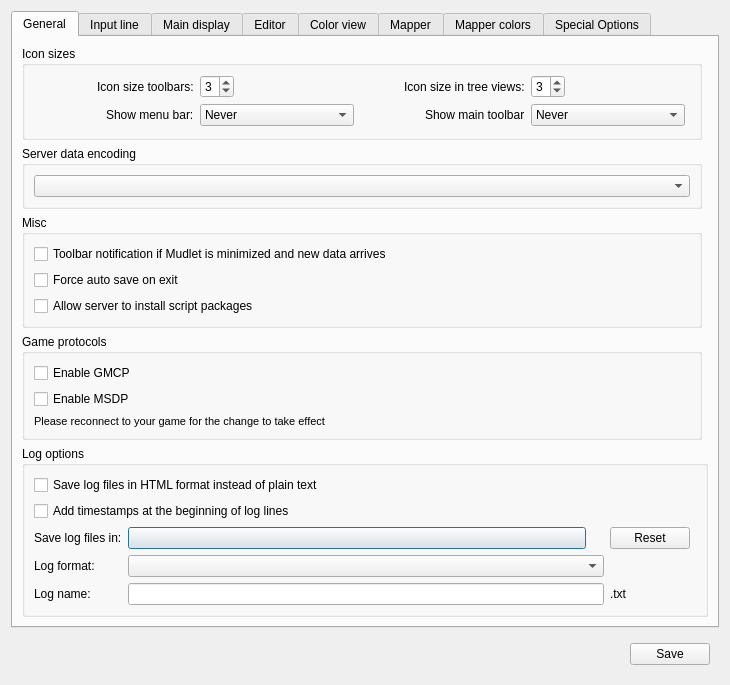
Mudlet/Mudlet, file src/ui/profile_preferences.ui: the form before one commit.
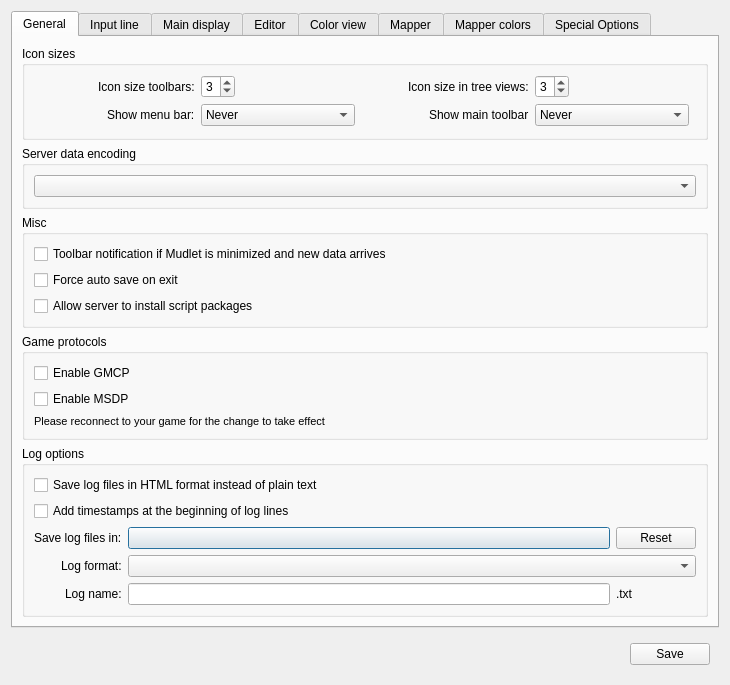
The form after the commit. Icons and pictures are not drawn. Custom widgets are drawn as their Qt base class.

Commit message: Revise: clean-up layout issues

What changed in the file:
```diff
--- a/src/ui/profile_preferences.ui
+++ b/src/ui/profile_preferences.ui
@@ -276,13 +276,13 @@
          </layout>
         </widget>
        </item>
-       <item row="4" column="0" colspan="2">
+       <item row="4" column="0">
         <widget class="QGroupBox" name="groupBox_logOptions">
          <property name="title">
           <string>Log options</string>
          </property>
-         <layout class="QFormLayout" name="formLayout">
-          <item row="0" column="0">
+         <layout class="QGridLayout" name="gridLayout_6" columnstretch="0,1,0">
+          <item row="0" column="0" colspan="3">
            <widget class="QCheckBox" name="mIsToLogInHtml">
             <property name="toolTip">
              <string>&lt;html&gt;&lt;head/&gt;&lt;body&gt;&lt;p&gt;When checked will cause the date-stamp named log file to be HTML (file extention '.html') which can convey color, font and other formatting information rather than a plain text (file extension '.txt') format.  If changed whilst logging is already in progress it is necessary to stop and restart logging for this setting to take effect in a new log file.&lt;/p&gt;&lt;/body&gt;&lt;/html&gt;</string>
@@ -292,25 +292,14 @@
             </property>
            </widget>
           </item>
-          <item row="1" column="0">
+          <item row="1" column="0" colspan="3">
            <widget class="QCheckBox" name="mIsLoggingTimestamps">
             <property name="text">
              <string>Add timestamps at the beginning of log lines</string>
             </property>
            </widget>
           </item>
-          <item row="2" column="0" colspan="2">
-           <layout class="QGridLayout" name="gridLayout_logNameOptions">
-            <property name="sizeConstraint">
-             <enum>QLayout::SetDefaultConstraint</enum>
-            </property>
-            <property name="leftMargin">
-             <number>0</number>
-            </property>
-            <property name="spacing">
-             <number>6</number>
-            </property>
-            <item row="0" column="0">
+          <item row="2" column="0" alignment="Qt::AlignRight">
              <widget class="QLabel" name="label_whereToLog">
               <property name="text">
                <string>Save log files in:</string>
@@ -320,17 +309,17 @@
               </property>
              </widget>
             </item>
-            <item row="0" column="1">
+          <item row="2" column="1">
              <widget class="QPushButton" name="pushButton_whereToLog">
-              <property name="maximumSize">
-               <size>
-                <width>458</width>
-                <height>16777215</height>
-               </size>
+            <property name="sizePolicy">
+             <sizepolicy hsizetype="Ignored" vsizetype="Fixed">
+              <horstretch>1</horstretch>
+              <verstretch>0</verstretch>
+             </sizepolicy>
               </property>
              </widget>
             </item>
-            <item row="0" column="2">
+          <item row="2" column="2">
              <widget class="QPushButton" name="pushButton_resetLogDir">
               <property name="toolTip">
                <string>Set the log directory to default so that logs are saved to the profile's 'log' directory.</string>
@@ -340,7 +329,7 @@
               </property>
              </widget>
             </item>
-            <item row="1" column="0">
+          <item row="3" column="0" alignment="Qt::AlignRight">
              <widget class="QLabel" name="label_logFileNameFormat">
               <property name="text">
                <string>Log format:</string>
@@ -350,10 +339,14 @@
               </property>
              </widget>
             </item>
-            <item row="1" column="1">
-             <widget class="QComboBox" name="comboBox_logFileNameFormat"/>
-            </item>
-            <item row="2" column="0">
+          <item row="3" column="1" colspan="2">
+           <widget class="QComboBox" name="comboBox_logFileNameFormat">
+            <property name="sizeAdjustPolicy">
+             <enum>QComboBox::AdjustToContents</enum>
+            </property>
+           </widget>
+          </item>
+          <item row="4" column="0" alignment="Qt::AlignRight">
              <widget class="QLabel" name="label_logFileName">
               <property name="text">
                <string>Log name:</string>
@@ -363,10 +356,14 @@
               </property>
              </widget>
             </item>
-            <item row="2" column="1">
-             <widget class="QLineEdit" name="lineEdit_logFileName"/>
-            </item>
-            <item row="2" column="2" colspan="2">
+          <item row="4" column="1">
+           <widget class="QLineEdit" name="lineEdit_logFileName">
+            <property name="alignment">
+             <set>Qt::AlignRight|Qt::AlignTrailing|Qt::AlignVCenter</set>
+            </property>
+           </widget>
+          </item>
+          <item row="4" column="2">
               <widget class="QLabel" name="label_logFileNameExtension">
                 <property name="enabled">
                   <bool>true</bool>
@@ -378,8 +375,6 @@
                   <cstring>lineEdit_logFileName</cstring>
                 </property>
               </widget>
-            </item>
-           </layout>
           </item>
          </layout>
         </widget>
```
Lines whose indentation alone changed are shown as unchanged.
